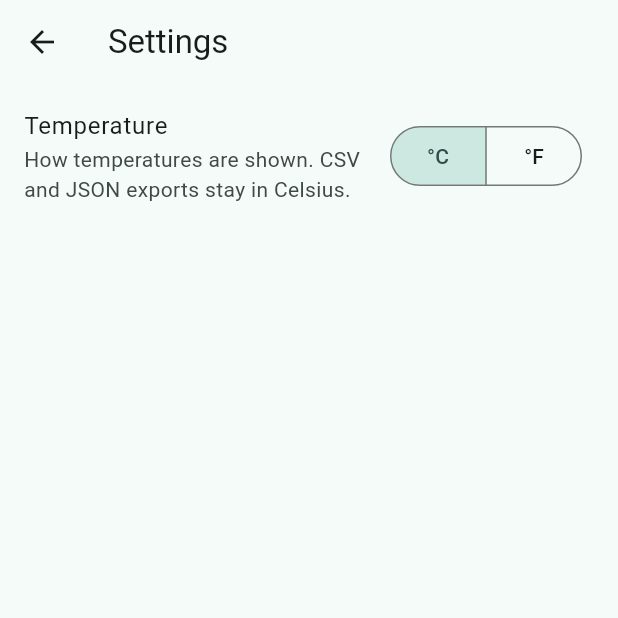
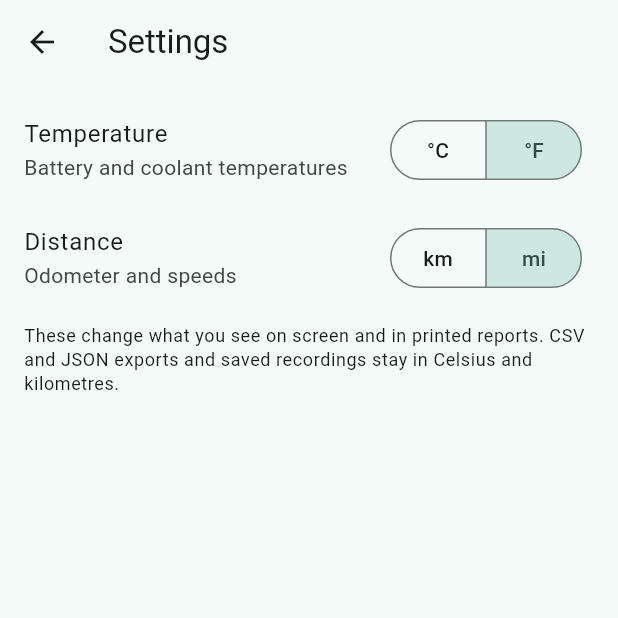
Before and after one commit to Daniel085/OBD_Battery-diagnostics, a Flutter app: the screen it shows after launch, after a tap on "Skip", after a tap on the "settings" icon, on a phone screen of 412 x 824 dp, the top half of it. Run offline on Flutter 3.47's test engine with Material 3 defaults, Android fonts, the phone set to English and light mode, and no system bars; our stand-ins replace pdf, permission_handler, printing, share_plus; missing offline and left inert: flutter_reactive_ble; project files that could hold a hidden picture were left out.

Commit message:
Settings: km / miles switch, region-based defaults, unverified units as read
Distance is a second, independent display switch next to temperature (the
UK pairs Celsius with miles, so one switch for both would be wrong there).
It covers the odometer and all speeds; the odometer now shows one unit
instead of "km · mi".

First-run defaults follow the phone's region: US and a few others get
Fahrenheit and miles, the UK and Crown Dependencies Celsius and miles,
everything else Celsius and km. A saved choice always wins, and a setting
missing from an older settings file starts at the region default.

A unit marked unverified in a signal set (trailing "?") is now shown as
read and never converted: converting it would claim we know what it
measures. Lyriq 4127 and 4124 are marked that way, so they stay in Celsius
under any setting until they are identified.

Display only, as before: exports, logs and thresholds keep the signal-set
units.

Co-Authored-By: Claude Fable 5.2 <noreply@anthropic.com>

```diff
--- a/lib/app/app_controller.dart
+++ b/lib/app/app_controller.dart
@@ -46,6 +46,7 @@ class AppController extends ChangeNotifier {
     this.onboardingStore,
     this.sohStore,
     this.settingsStore,
+    this.defaultUnits = const DisplayUnits(),
   })  : _bleInstance = ble,
         repo = repository ?? SignalSetRepository();
 
@@ -54,20 +55,31 @@ class AppController extends ChangeNotifier {
   /// Persistence for app settings (null in tests → in-memory only).
   final SettingsStore? settingsStore;
 
+  /// Units used until the user chooses: the device region's (main.dart), or
+  /// Celsius and km when none is given.
+  final DisplayUnits defaultUnits;
+
   /// How values are displayed. Display only: readings, logs and exports stay
   /// in the signal set's own units.
-  DisplayUnits units = const DisplayUnits();
+  late DisplayUnits units = defaultUnits;
 
   Future<void> restoreSettings() async {
     final store = settingsStore;
     if (store == null) return;
-    units = await store.loadUnits();
+    units = await store.loadUnits(defaults: defaultUnits);
     notifyListeners();
   }
 
   void setTemperatureUnit(TemperatureUnit unit) {
     if (units.temperature == unit) return;
     units = units.copyWith(temperature: unit);
+    notifyListeners();
+    unawaited(_saveSettings());
+  }
+
+  void setDistanceUnit(DistanceUnit unit) {
+    if (units.distance == unit) return;
+    units = units.copyWith(distance: unit);
     notifyListeners();
     unawaited(_saveSettings());
   }
--- a/lib/app/settings_store.dart
+++ b/lib/app/settings_store.dart
@@ -22,21 +22,23 @@ class SettingsStore {
   factory SettingsStore.inDirectory(Directory dir) =>
       SettingsStore(() async => File('${dir.path}/settings.json'));
 
-  /// The saved display units, or the defaults if nothing usable is saved.
-  Future<DisplayUnits> loadUnits() async {
+  /// The saved display units. Anything not saved (the whole file, or one
+  /// setting added after the file was written) comes from [defaults].
+  Future<DisplayUnits> loadUnits(
+      {DisplayUnits defaults = const DisplayUnits()}) async {
     try {
       final f = await _resolve();
-      if (!await f.exists()) return const DisplayUnits();
+      if (!await f.exists()) return defaults;
       final j = jsonDecode(await f.readAsString());
-      if (j is! Map<String, dynamic>) return const DisplayUnits();
+      if (j is! Map<String, dynamic>) return defaults;
       final units = j['units'];
       return units is Map<String, dynamic>
-          ? DisplayUnits.fromJson(units)
-          : const DisplayUnits();
+          ? DisplayUnits.fromJson(units, defaults: defaults)
+          : defaults;
     } on FormatException {
-      return const DisplayUnits(); // corrupt file: defaults, not a crash
+      return defaults; // corrupt file: defaults, not a crash
     } on IOException {
-      return const DisplayUnits();
+      return defaults;
     }
   }
 
--- a/lib/engine/display_units.dart
+++ b/lib/engine/display_units.dart
@@ -2,43 +2,114 @@
 /// or stored.
 ///
 /// Signal sets, logs, CSV/JSON exports and health thresholds stay in the
-/// signal set's own units (temperatures in Celsius). Only on-screen and
-/// printed text goes through [DisplayUnits], so a preference can never change
-/// a recorded number or a verdict.
+/// signal set's own units (temperatures in Celsius, distances in km). Only
+/// on-screen and printed text goes through [DisplayUnits], so a preference
+/// can never change a recorded number or a verdict.
+///
+/// Temperature and distance are separate choices on purpose: the UK pairs
+/// Celsius with miles, so one switch for both would be wrong there.
 ///
 /// Pure Dart, no Flutter imports.
 library;
 
 enum TemperatureUnit { celsius, fahrenheit }
 
+enum DistanceUnit { kilometers, miles }
+
+const double kmPerMile = 1.609344;
+
 class DisplayUnits {
   final TemperatureUnit temperature;
+  final DistanceUnit distance;
 
-  const DisplayUnits({this.temperature = TemperatureUnit.celsius});
+  const DisplayUnits({
+    this.temperature = TemperatureUnit.celsius,
+    this.distance = DistanceUnit.kilometers,
+  });
 
-  DisplayUnits copyWith({TemperatureUnit? temperature}) =>
-      DisplayUnits(temperature: temperature ?? this.temperature);
+  /// Regions (ISO 3166-1 alpha-2) that show temperatures in Fahrenheit: the
+  /// US and its territories, plus the few other countries that use it.
+  static const _fahrenheitRegions = {
+    'US', 'PR', 'GU', 'VI', 'AS', 'MP', // United States + territories
+    'BS', 'BZ', 'KY', 'LR', 'PW', 'FM', 'MH',
+  };
 
-  /// Signal sets mark an unverified unit with a trailing `?` (`celsius?`).
-  /// It is still that unit for conversion, and the mark is kept.
+  /// Regions whose roads are signed in miles: the Fahrenheit regions, plus
+  /// the UK and Crown Dependencies (Celsius, but miles).
+  static const _mileRegions = {
+    ..._fahrenheitRegions,
+    'GB',
+    'IM',
+    'JE',
+    'GG',
+  };
+
+  /// First-run defaults for a device region. Unknown or missing regions get
+  /// Celsius and kilometres. A saved choice always wins over this.
+  factory DisplayUnits.forRegion(String? countryCode) {
+    final region = countryCode?.toUpperCase();
+    return DisplayUnits(
+      temperature: _fahrenheitRegions.contains(region)
+          ? TemperatureUnit.fahrenheit
+          : TemperatureUnit.celsius,
+      distance: _mileRegions.contains(region)
+          ? DistanceUnit.miles
+          : DistanceUnit.kilometers,
+    );
+  }
+
+  DisplayUnits copyWith(
+          {TemperatureUnit? temperature, DistanceUnit? distance}) =>
+      DisplayUnits(
+        temperature: temperature ?? this.temperature,
+        distance: distance ?? this.distance,
+      );
+
+  /// Signal sets mark an unverified unit with a trailing `?` (`celsius?`):
+  /// a value we can scale but have not identified. Such a value is shown as
+  /// read and never converted, because converting it would claim we know
+  /// what it measures.
   static (String, String) _split(String unit) => unit.endsWith('?')
       ? (unit.substring(0, unit.length - 1), '?')
       : (unit, '');
 
-  bool _toFahrenheit(String unit) =>
-      temperature == TemperatureUnit.fahrenheit && _split(unit).$1 == 'celsius';
+  /// How a signal-set unit is displayed under these preferences: the display
+  /// unit and `display = value * scale + offset`. Null when shown as-is,
+  /// which includes every unverified unit.
+  ({String unit, double scale, double offset})? _rule(String unit) =>
+      switch (unit) {
+        'celsius' when temperature == TemperatureUnit.fahrenheit => (
+            unit: 'fahrenheit',
+            scale: 9 / 5,
+            offset: 32,
+          ),
+        'km' when distance == DistanceUnit.miles => (
+            unit: 'mi',
+            scale: 1 / kmPerMile,
+            offset: 0,
+          ),
+        'km/h' when distance == DistanceUnit.miles => (
+            unit: 'mph',
+            scale: 1 / kmPerMile,
+            offset: 0,
+          ),
+        _ => null,
+      };
 
   /// The unit a value in signal-set [unit] is displayed in.
-  String unitFor(String unit) =>
-      _toFahrenheit(unit) ? 'fahrenheit${_split(unit).$2}' : unit;
+  String unitFor(String unit) => _rule(unit)?.unit ?? unit;
 
-  /// An absolute value (a temperature reading) converted for display.
-  double convert(String unit, double value) =>
-      _toFahrenheit(unit) ? value * 9 / 5 + 32 : value;
+  /// An absolute value (a reading) converted for display.
+  double convert(String unit, double value) {
+    final rule = _rule(unit);
+    return rule == null ? value : value * rule.scale + rule.offset;
+  }
 
   /// A difference (spread, rise) converted for display: scaled, no offset.
-  double convertDelta(String unit, double delta) =>
-      _toFahrenheit(unit) ? delta * 9 / 5 : delta;
+  double convertDelta(String unit, double delta) {
+    final rule = _rule(unit);
+    return rule == null ? delta : delta * rule.scale;
+  }
 
   /// Short symbol for a unit name (`celsius` -> `°C`); unknown names pass
   /// through unchanged.
@@ -58,21 +129,36 @@ class DisplayUnits {
   /// Symbol of the unit a value in signal-set [unit] is displayed in.
   String symbolFor(String unit) => symbol(unitFor(unit));
 
-  Map<String, dynamic> toJson() => {'temperature': temperature.name};
+  Map<String, dynamic> toJson() => {
+        'temperature': temperature.name,
+        'distance': distance.name,
+      };
 
-  /// Unknown or missing values fall back to the defaults, so an older or
-  /// newer settings file never fails to load.
-  factory DisplayUnits.fromJson(Map<String, dynamic> j) => DisplayUnits(
+  /// Each field that is missing or unrecognised takes its value from
+  /// [defaults], so an older or newer settings file never fails to load and
+  /// a setting added later starts at the region default.
+  factory DisplayUnits.fromJson(Map<String, dynamic> j,
+          {DisplayUnits defaults = const DisplayUnits()}) =>
+      DisplayUnits(
         temperature: TemperatureUnit.values.firstWhere(
           (t) => t.name == j['temperature'],
-          orElse: () => TemperatureUnit.celsius,
+          orElse: () => defaults.temperature,
+        ),
+        distance: DistanceUnit.values.firstWhere(
+          (d) => d.name == j['distance'],
+          orElse: () => defaults.distance,
         ),
       );
 
   @override
   bool operator ==(Object other) =>
-      other is DisplayUnits && other.temperature == temperature;
+      other is DisplayUnits &&
+      other.temperature == temperature &&
+      other.distance == distance;
 
   @override
-  int get hashCode => temperature.hashCode;
+  int get hashCode => Object.hash(temperature, distance);
+
+  @override
+  String toString() => 'DisplayUnits(${temperature.name}, ${distance.name})';
 }
--- a/lib/main.dart
+++ b/lib/main.dart
@@ -1,3 +1,5 @@
+import 'dart:ui' show PlatformDispatcher;
+
 import 'package:flutter/material.dart';
 import 'package:provider/provider.dart';
 
@@ -7,6 +9,7 @@ import 'app/drive_record_store.dart';
 import 'app/onboarding_store.dart';
 import 'app/settings_store.dart';
 import 'app/soh_history_store.dart';
+import 'engine/display_units.dart';
 import 'ui/home_screen.dart';
 
 void main() {
@@ -25,6 +28,9 @@ class ObdBatteryApp extends StatelessWidget {
         onboardingStore: OnboardingStore.documents(),
         sohStore: SohHistoryStore.documents(),
         settingsStore: SettingsStore.documents(),
+        // First-run units follow the phone's region; a saved choice wins.
+        defaultUnits: DisplayUnits.forRegion(
+            PlatformDispatcher.instance.locale.countryCode),
       )
         ..restoreCapacityTest()
         ..restoreDriveRecording()
--- a/lib/ui/settings_screen.dart
+++ b/lib/ui/settings_screen.dart
@@ -17,21 +17,34 @@ class SettingsScreen extends StatelessWidget {
       body: ListView(
         padding: const EdgeInsets.symmetric(vertical: 8),
         children: [
-          ListTile(
-            title: const Text('Temperature'),
-            subtitle: const Text(
-                'How temperatures are shown. CSV and JSON exports stay in '
-                'Celsius.'),
-            trailing: SegmentedButton<TemperatureUnit>(
-              showSelectedIcon: false,
-              segments: const [
-                ButtonSegment(
-                    value: TemperatureUnit.celsius, label: Text('°C')),
-                ButtonSegment(
-                    value: TemperatureUnit.fahrenheit, label: Text('°F')),
-              ],
-              selected: {c.units.temperature},
-              onSelectionChanged: (s) => c.setTemperatureUnit(s.first),
+          // Two separate choices: the UK pairs Celsius with miles.
+          _UnitTile<TemperatureUnit>(
+            title: 'Temperature',
+            subtitle: 'Battery and coolant temperatures',
+            options: const {
+              TemperatureUnit.celsius: '°C',
+              TemperatureUnit.fahrenheit: '°F',
+            },
+            selected: c.units.temperature,
+            onChanged: c.setTemperatureUnit,
+          ),
+          _UnitTile<DistanceUnit>(
+            title: 'Distance',
+            subtitle: 'Odometer and speeds',
+            options: const {
+              DistanceUnit.kilometers: 'km',
+              DistanceUnit.miles: 'mi',
+            },
+            selected: c.units.distance,
+            onChanged: c.setDistanceUnit,
+          ),
+          Padding(
+            padding: const EdgeInsets.fromLTRB(16, 8, 16, 0),
+            child: Text(
+              'These change what you see on screen and in printed reports. '
+              'CSV and JSON exports and saved recordings stay in Celsius and '
+              'kilometres.',
+              style: Theme.of(context).textTheme.bodySmall,
             ),
           ),
         ],
@@ -39,3 +52,36 @@ class SettingsScreen extends StatelessWidget {
     );
   }
 }
+
+/// One unit choice: a title and a two-way switch.
+class _UnitTile<T> extends StatelessWidget {
+  final String title, subtitle;
+  final Map<T, String> options;
+  final T selected;
+  final ValueChanged<T> onChanged;
+
+  const _UnitTile({
+    required this.title,
+    required this.subtitle,
+    required this.options,
+    required this.selected,
+    required this.onChanged,
+  });
+
+  @override
+  Widget build(BuildContext context) {
+    return ListTile(
+      title: Text(title),
+      subtitle: Text(subtitle),
+      trailing: SegmentedButton<T>(
+        showSelectedIcon: false,
+        segments: [
+          for (final MapEntry(key: value, value: label) in options.entries)
+            ButtonSegment(value: value, label: Text(label)),
+        ],
+        selected: {selected},
+        onSelectionChanged: (s) => onChanged(s.first),
+      ),
+    );
+  }
+}
--- a/signalsets/Cadillac-Lyriq-2025/v02.json
+++ b/signalsets/Cadillac-Lyriq-2025/v02.json
@@ -4,7 +4,7 @@
   "description": "2025 Cadillac Lyriq (GM Ultium) diagnostics. 29-bit CAN (ISO 15765-4, ATSP7; 11-bit is gateway-blocked). Confirmed on-vehicle: pack CURRENT (ECU 17), nominal pack voltage, live battery/coolant temps (40E5, 40E6), odometer. Unverified since the 2026-09-27 charge: module voltages (froze under charge) and the EVSE pilot label. SOC / live pack voltage / per-cell voltages / capacity registers are on gateway-blocked ECUs (CB and the cell monitor) and are NOT reachable via the OBD port; capacity is instead measured by coulomb-counting a charge between target cutoffs (measured 292 Ah / ~103 kWh = ~100% SOH on 2026-08-15). See docs/lyriq-did-map.md and docs/lyriq-re-log.md.",
   "provenance": {
     "derivedFrom": "Live 2025 Lyriq (VIN 1GYKPTRL5SZ302606) via a Pi BLE bridge + Viecar ELM327 clone, cross-referenced with the community OBDb database and the Chevy Bolt PID set (partial Ultium crossover: 2414 current family + 434F temp carry over; 41A3 capacity / 8334 & 43AF SOC do NOT — rejected in every vehicle mode). See docs/lyriq-re-log.md.",
-    "confidence": "CONFIRMED on-vehicle: protocol, ECU map, pack current (17.2414 s16/20 A, sign checked both directions), nominal pack V (17.2429 /64), live temps 40.40E5/40E6 /32, odometer (40.448F /64 km vs dash), 12V rail (33E5 /10, multi-ECU). UNVERIFIED: module voltages 40.416C-E /100 (51.08 V frozen for 3 h of ~21 A charging on 2026-09-27), EVSE pilot 40.4149 /10 (16.0 then 9.6 A against a ~39 A pilot implied by 9.4 kW AC), pack temp 40.434F -40 (intermittent; raw 0 = no value). NOT LIVE: 40.4127 (constant 32.75 C on this car since August; another 2025 read 7.31 C) and 40.4124 (latched per session: 0x03DC on 08-14, 0x01A2 for all of 09-24 and 09-27). NOT available via port: SOC, live pack V, per-cell V, GM capacity register (gateway-blocked; DoIP candidate). Register availability is wake-mode-dependent: unattended charging = sparse ECU 40. v01 -> v02 (2026-11-08, from captures/chg100_2026-09-27.txt): demoted 4124 out of the temperature group, marked 416C-E and 4149 unverified, 434F raw 0 is now null (nullmin), 44C0 dropped as an SOC candidate.",
+    "confidence": "CONFIRMED on-vehicle: protocol, ECU map, pack current (17.2414 s16/20 A, sign checked both directions), nominal pack V (17.2429 /64), live temps 40.40E5/40E6 /32, odometer (40.448F /64 km vs dash), 12V rail (33E5 /10, multi-ECU). UNVERIFIED: module voltages 40.416C-E /100 (51.08 V frozen for 3 h of ~21 A charging on 2026-09-27), EVSE pilot 40.4149 /10 (16.0 then 9.6 A against a ~39 A pilot implied by 9.4 kW AC), pack temp 40.434F -40 (intermittent; raw 0 = no value). NOT LIVE: 40.4127 (constant 32.75 C on this car since August; another 2025 read 7.31 C) and 40.4124 (latched per session: 0x03DC on 08-14, 0x01A2 for all of 09-24 and 09-27). NOT available via port: SOC, live pack V, per-cell V, GM capacity register (gateway-blocked; DoIP candidate). Register availability is wake-mode-dependent: unattended charging = sparse ECU 40. v01 -> v02 (2026-11-08, from captures/chg100_2026-09-27.txt): demoted 4124 out of the temperature group, marked 416C-E and 4149 unverified, 434F raw 0 is now null (nullmin), 44C0 dropped as an SOC candidate. 2026-11-14: 4127 and 4124 units marked unverified (celsius?) so the app shows them as read, never converted to Fahrenheit, until we know what they are.",
     "license": "Battery signals cross-referenced with OBDb/Cadillac-LYRIQ (CC BY-SA). J1979 signals are public-domain."
   },
   "protocol": {
@@ -145,7 +145,7 @@
             "bix": 0,
             "len": 16,
             "div": 32,
-            "unit": "celsius"
+            "unit": "celsius?"
           }
         }
       ]
@@ -166,7 +166,7 @@
             "bix": 0,
             "len": 16,
             "div": 32,
-            "unit": "celsius"
+            "unit": "celsius?"
           }
         }
       ]
```
Also changed, not shown: lib/ui/dashboard_screen.dart (+6 -9 lines), 5 other files.
